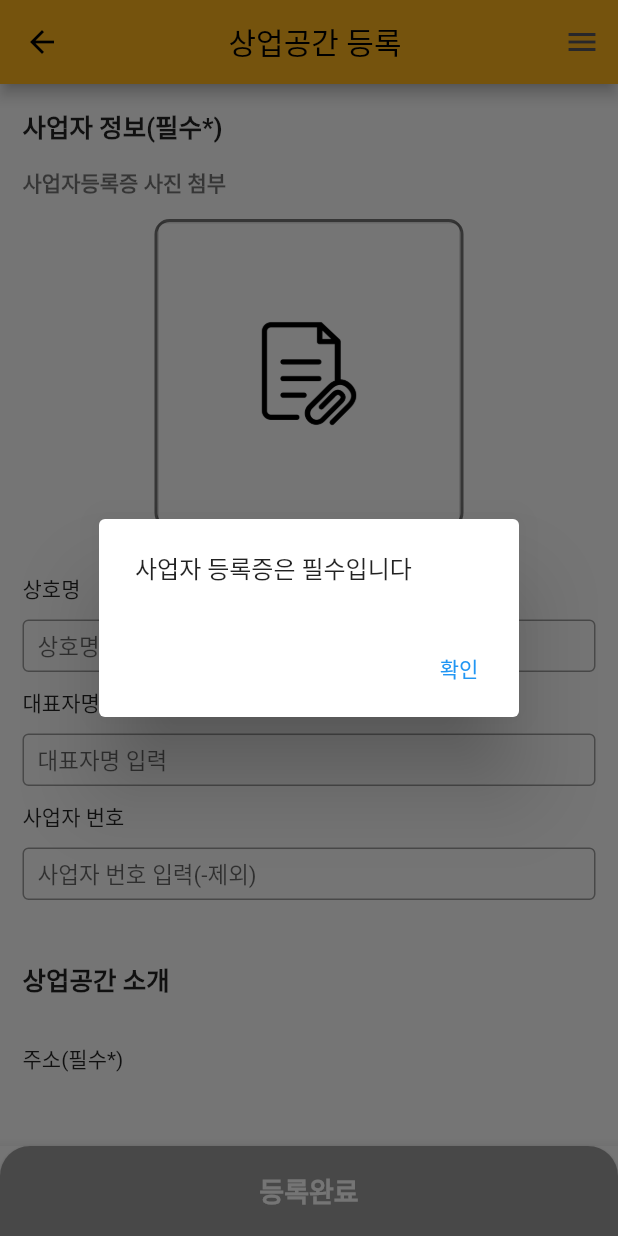
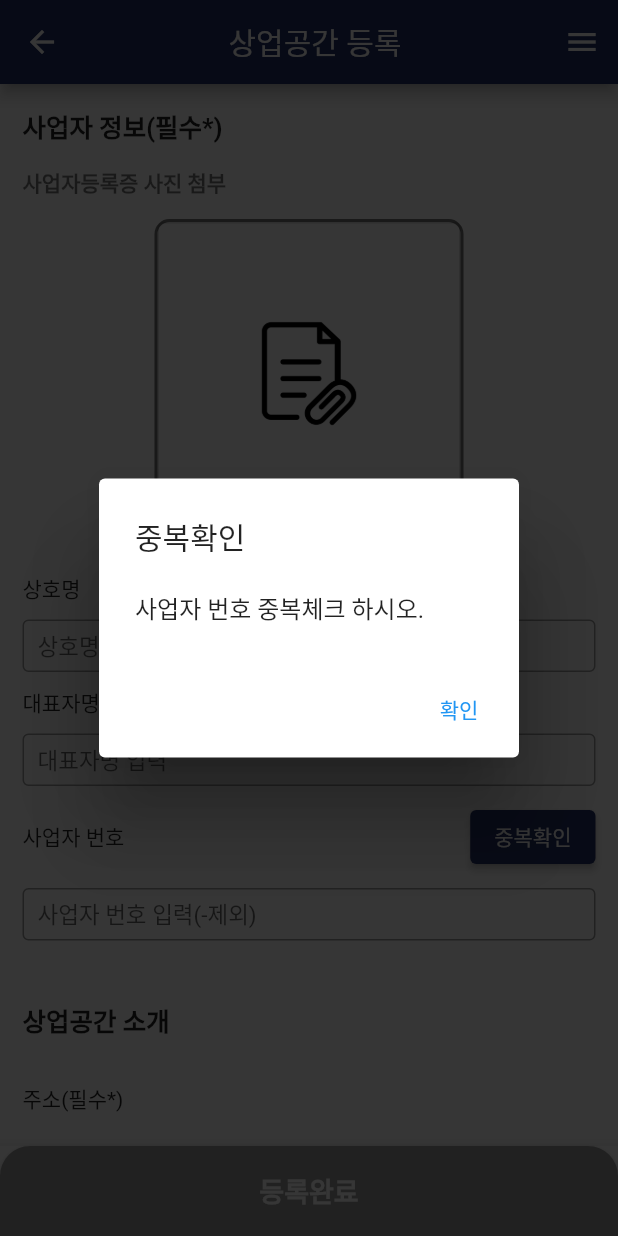
Before and after one commit to lcs9912/flutter_teamPro_indieSpot, a Flutter app: the ProprietorAdd screen opened directly, after a tap on "등록완료", on a phone screen of 412 x 824 dp. Run offline on Flutter 3.47's test engine with Material 2 defaults, Android fonts, the light colour scheme and no system bars; our stand-ins replace cached_network_image, cloud_firestore, firebase_core, firebase_messaging, firebase_storage, flutter_local_notifications and 11 more; missing offline and left inert: iamport_flutter; accounts and stored records are empty; Roboto replaces fonts that are missing (Noto_Serif_KR).

Commit message:
상업공간등록 완

```diff
--- a/lib/proprietorIdAdd.dart
+++ b/lib/proprietorIdAdd.dart
@@ -61,6 +61,7 @@ class _ProprietorAddState extends State<ProprietorAdd> {
   String startTimeMinute = '00'; // 영업시작 분
   String endTimeHour = '00'; // 영업 종료 시작
   String endTimeMinute = '00'; // 영업 종료 분
+  bool proprietorNumYn= false; // 로딩 상태 변수
   List<String> hourItem = [
     '00', '01', '02', '03', '04',
     '05', '06', '07', '08', '09',
@@ -134,6 +135,9 @@ class _ProprietorAddState extends State<ProprietorAdd> {
 // 쿼리 실행 버튼 클릭 이벤트 핸들러
   void handleQueryButtonClicked() {
     allnNullCheck();
+    if(!proprietorNumYn){
+      return showDuplicateAlert("중복확인", "사업자 번호 중복체크 하시오.");
+    }
 
     setState(() {
       isProcessing = true; // 로딩 상태 활성화
@@ -144,7 +148,6 @@ class _ProprietorAddState extends State<ProprietorAdd> {
 
   // 사업자 입력 쿼리문
   void addGenresToFirestore() async {
-
 
     if(allYn){
       final collectionReference = fs.collection('userList').doc(_userId).collection('proprietor');
@@ -157,45 +160,50 @@ class _ProprietorAddState extends State<ProprietorAdd> {
       );
       final imageUrl = await _uploadImage(_selectedImage!);
 
-
       String inputProprietorNum = _proprietorNum.text; // 사업자 번호 입력
       String formattedProprietorNum = ''; // 사업자 번호 가공
       formattedProprietorNum = '${inputProprietorNum.substring(0, 3)}-${inputProprietorNum.substring(3, 5)}-${inputProprietorNum.substring(5)}';
-      // 중복 체크를 위한 쿼리
-      final querySnapshot = await collectionReference.where('proprietorNum', isEqualTo: formattedProprietorNum).get();
-      if (querySnapshot.docs.isEmpty) {
-        // 중복되지 않을 때만 데이터를 추가
       collectionReference.add({
         "businessImage": imageUrl,
         "representativeName": _representativeName.text,
         "proprietorNum": formattedProprietorNum,
         "termsYn" : termsYn
       }).then((value) => commerAdd());
-      } else {
-        showDuplicateAlert("중복안내", "이미등록된 사업자 번호입니다.");
-      }
-    } else {
 
     }
 
   }
 
   // 사업자 번호 중복 체크
-  // void propritorNumCheck() async {
-  //   final collectionReference = fs.collection('userList').doc(_userId).collection('proprietor');
-  //   final querySnapshot = await collectionReference.where('proprietorNum', isEqualTo: formattedProprietorNum).get();
-  //   if (querySnapshot.docs.isEmpty) {
-  //     // 중복되지 않을 때만 데이터를 추가
-  //     collectionReference.add({
-  //       "businessImage": imageUrl,
-  //       "representativeName": _representativeName.text,
-  //       "proprietorNum": formattedProprietorNum,
-  //       "termsYn" : termsYn
-  //     }).then((value) => commerAdd());
-  //   } else {
-  //     showDuplicateAlert("중복안내", "이미등록된 사업자 번호입니다.");
-  //   }
-  // }
+  void propritorNumCheck() async {
+    if(proprietorNumYn){
+      return inputDuplicateAlert('중복체크를 완료 하셨습니다.');
+    }
+
+    if(_proprietorNum.text.isEmpty){
+      return inputDuplicateAlert('사업자 번호를 입력하시오');
+    }
+
+    String inputProprietorNum = _proprietorNum.text; // 사업자 번호 입력
+    String formattedProprietorNum = ''; // 사업자 번호 가공
+    formattedProprietorNum = '${inputProprietorNum.substring(0, 3)}-${inputProprietorNum.substring(3, 5)}-${inputProprietorNum.substring(5)}';
+    print('가공한 사업자 번호$formattedProprietorNum');
+    final collectionReference = fs.collection('userList').doc(_userId).collection('proprietor');
+    final querySnapshot = await collectionReference.where('proprietorNum', isEqualTo: formattedProprietorNum).get();
+    if (querySnapshot.docs.isEmpty) {
+      showDuplicateAlert("확인 완료", "신규 사업자 번호입니다.");
+      setState(() {
+        proprietorNumYn = true;
+      });
+
+    } else {
+      showDuplicateAlert("중복안내", "이미등록된 사업자 번호입니다.");
+      setState(() {
+        proprietorNumYn = false;
+      });
+
+    }
+  }
 
   // 사업자 번호 중복체크
   void showDuplicateAlert(String title, String content) {
@@ -218,7 +226,11 @@ class _ProprietorAddState extends State<ProprietorAdd> {
     );
   }
 
-
+  void _change(){
+    setState(() {
+      proprietorNumYn = false;
+    });
+  }
 
   // 비어있으면 뜨는 엘럿
   void inputDuplicateAlert(String content) {
@@ -238,8 +250,6 @@ class _ProprietorAddState extends State<ProprietorAdd> {
         );
       },
     );
-
-
   }
 
   // 상업공간 입력 쿼리문
@@ -306,9 +316,13 @@ class _ProprietorAddState extends State<ProprietorAdd> {
           )
       );
       Navigator.of(context).pop();
-      Navigator.of(context).push(MaterialPageRoute(
-        builder: (context) => SpaceInfo(commerId!), // HomeScreen은 대상 화면의 위젯입니다.
-      ));
+      Navigator.pushReplacement(
+        context,
+        MaterialPageRoute(builder: (BuildContext context) => SpaceInfo(commerId!)),
+      );
+      // Navigator.of(context).push(MaterialPageRoute(
+      //   builder: (context) => SpaceInfo(commerId!), // HomeScreen은 대상 화면의 위젯입니다.
+      // ));
 
     }catch (e){
       print('에러에러에러$e');
@@ -373,16 +387,19 @@ class _ProprietorAddState extends State<ProprietorAdd> {
   // 이미지 리스트
   Future<void> _prickImageList() async {
     final picker = ImagePicker();
-    final pickedImage = await picker.pickImage(source: ImageSource.gallery);
+    final pickedImages = await picker.pickMultiImage();
 
-    if (pickedImage != null) {
+    if (pickedImages != null && pickedImages.isNotEmpty) {
+      for (var pickedImage in pickedImages) {
         if (_commerImageList.length < 5) {
           setState(() {
             _commerImageList.add(File(pickedImage.path));
           });
         } else {
-        showDuplicateAlert("멈춰!", "공간이미지는 5장을 초과할 수 없습니다.");
+          showDuplicateAlert("멈춰!", "공간 이미지는 5장을 초과할 수 없습니다.");
           print("이미지는 최대 5개까지만 선택할 수 있습니다.");
+          break;  // 이미지 개수가 5개 이상이면 더 이상 추가하지 않도록 종료
+        }
       }
     }
   }
@@ -704,22 +721,22 @@ class _ProprietorAddState extends State<ProprietorAdd> {
     double screenHeight = MediaQuery.of(context).size.height;
     return Scaffold(
       appBar: AppBar(
-        backgroundColor: Color(0xFFFFB41D),
+        backgroundColor: Color(0xFF233067),
         title: Center(
           child: Text(
             '상업공간 등록',
             style: TextStyle(
-              color: Colors.black,
+              color: Colors.white,
               fontSize: 20,
             ),
           ),
         ),
-        iconTheme: IconThemeData(color: Colors.black),
+        iconTheme: IconThemeData(color: Colors.white),
         actions: [
           Builder(
             builder: (context) {
               return IconButton(
-                color: Color(0xFF56555B),
+                color: Colors.white,
                 onPressed: () {
                   Scaffold.of(context).openDrawer();
                 },
@@ -788,7 +805,56 @@ class _ProprietorAddState extends State<ProprietorAdd> {
                 SizedBox(height: 30,),
                 _TextField('상호명', '상호명을 입력해주세요.',  _proprietorName),
                 _TextField('대표자명', '대표자명 입력', _representativeName),
-                _TextField('사업자 번호', '사업자 번호 입력(-제외)',  _proprietorNum),
+                Column(
+                  crossAxisAlignment: CrossAxisAlignment.start, // 수직 가운데 정렬 설정
+                  children: [
+                    Row(
+                      mainAxisAlignment: MainAxisAlignment.spaceBetween,
+                      children: [
+                        Text("사업자 번호"),
+                        if(!proprietorNumYn)
+                        ElevatedButton(
+                            style: ElevatedButton.styleFrom(
+                                backgroundColor: Color(0xFF233067)
+                            ),
+                            onPressed: (){
+                              propritorNumCheck();
+                            },
+                            child: Text("중복확인")
+                        )
+                        else if(proprietorNumYn)
+                          ElevatedButton(
+                              style: ElevatedButton.styleFrom(
+                                  backgroundColor: Color(0xFF233067)
+                              ),
+                              onPressed: (){
+                                _change();
+                              },
+                              child: Text("수정")
+                          ),
+
+                      ],
+                    ),
+                    SizedBox(height: 10),
+                    SizedBox(
+                      height: 35,
+                      child: TextField(
+                        enabled: !proprietorNumYn,
+                        style: TextStyle(
+                            fontWeight: FontWeight.w500
+                        ),
+                        controller: _proprietorNum,
+                        decoration: InputDecoration(
+                          contentPadding: EdgeInsets.only(left: 10),
+                          hintText: '사업자 번호 입력(-제외)',
+                          hintStyle: TextStyle(fontSize: 15, fontWeight: FontWeight.w400),
+                          border: OutlineInputBorder(),
+                        ),
+                      ),
+                    ),
+                    SizedBox(height: 10),
+                  ],
+                ),
                 SizedBox(height: 30,),
                 Text("상업공간 소개",style: TextStyle(fontSize: 17,fontWeight: FontWeight.bold),),
                 SizedBox(height: 30,),
@@ -997,7 +1063,7 @@ class _ProprietorAddState extends State<ProprietorAdd> {
         child: ElevatedButton(
           onPressed: handleQueryButtonClicked, // 버튼 클릭 처리
           style: ElevatedButton.styleFrom(
-            backgroundColor: termsYn != null ? Color(0xFF392F31) : Colors.grey, // 버튼의 배경색
+            backgroundColor: termsYn != null ? Color(0xFF233067) : Colors.grey, // 버튼의 배경색
             shape: RoundedRectangleBorder(
               borderRadius: BorderRadius.only(
                 topLeft: Radius.circular(20.0),  // 좌측 상단 모서리만 둥글게
```
Also changed, not shown: 1 other file. Lines whose indentation alone changed are shown as unchanged.
